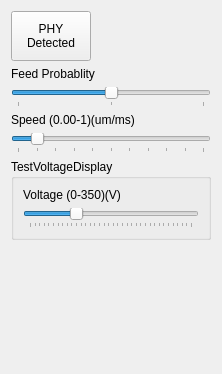
Qt form App/TestPanel/TestPanel.ui (windsgo/edm_project) before a commit.
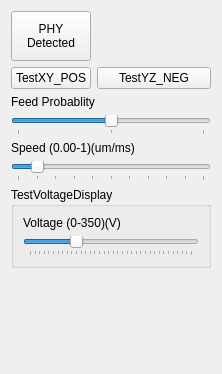
The same form after that commit.

What changed in the file:
```diff
--- a/App/TestPanel/TestPanel.ui
+++ b/App/TestPanel/TestPanel.ui
@@ -14,14 +14,7 @@
    <string>Form</string>
   </property>
   <layout class="QGridLayout" name="gridLayout">
-   <item row="4" column="0">
-    <widget class="QLabel" name="label_2">
-     <property name="text">
-      <string>Speed (0.00-1)(um/ms)</string>
-     </property>
-    </widget>
-   </item>
-   <item row="3" column="0">
+   <item row="4" column="0" colspan="2">
     <widget class="QSlider" name="horizontalSlider_servo">
      <property name="minimum">
       <number>0</number>
@@ -43,14 +36,7 @@
      </property>
     </widget>
    </item>
-   <item row="2" column="0">
-    <widget class="QLabel" name="label">
-     <property name="text">
-      <string>Feed Probablity</string>
-     </property>
-    </widget>
-   </item>
-   <item row="7" column="0">
+   <item row="8" column="1">
     <spacer name="verticalSpacer">
      <property name="orientation">
       <enum>Qt::Vertical</enum>
@@ -63,29 +49,7 @@
      </property>
     </spacer>
    </item>
-   <item row="5" column="0">
-    <widget class="QSlider" name="horizontalSlider_servo_2">
-     <property name="minimum">
-      <number>0</number>
-     </property>
-     <property name="maximum">
-      <number>100</number>
-     </property>
-     <property name="value">
-      <number>10</number>
-     </property>
-     <property name="orientation">
-      <enum>Qt::Horizontal</enum>
-     </property>
-     <property name="tickPosition">
-      <enum>QSlider::TicksBelow</enum>
-     </property>
-     <property name="tickInterval">
-      <number>10</number>
-     </property>
-    </widget>
-   </item>
-   <item row="1" column="0">
+   <item row="0" column="0">
     <widget class="QPushButton" name="pb_phy_detected">
      <property name="sizePolicy">
       <sizepolicy hsizetype="Preferred" vsizetype="Preferred">
@@ -114,7 +78,21 @@
      </property>
     </widget>
    </item>
-   <item row="6" column="0">
+   <item row="3" column="0" colspan="2">
+    <widget class="QLabel" name="label">
+     <property name="text">
+      <string>Feed Probablity</string>
+     </property>
+    </widget>
+   </item>
+   <item row="5" column="0" colspan="2">
+    <widget class="QLabel" name="label_2">
+     <property name="text">
+      <string>Speed (0.00-1)(um/ms)</string>
+     </property>
+    </widget>
+   </item>
+   <item row="7" column="0" colspan="2">
     <widget class="QGroupBox" name="groupBox">
      <property name="title">
       <string>TestVoltageDisplay</string>
@@ -155,6 +133,42 @@
      </layout>
     </widget>
    </item>
+   <item row="6" column="0" colspan="2">
+    <widget class="QSlider" name="horizontalSlider_servo_2">
+     <property name="minimum">
+      <number>0</number>
+     </property>
+     <property name="maximum">
+      <number>100</number>
+     </property>
+     <property name="value">
+      <number>10</number>
+     </property>
+     <property name="orientation">
+      <enum>Qt::Horizontal</enum>
+     </property>
+     <property name="tickPosition">
+      <enum>QSlider::TicksBelow</enum>
+     </property>
+     <property name="tickInterval">
+      <number>10</number>
+     </property>
+    </widget>
+   </item>
+   <item row="1" column="1">
+    <widget class="QPushButton" name="pb_test_yz_negmove">
+     <property name="text">
+      <string>TestYZ_NEG</string>
+     </property>
+    </widget>
+   </item>
+   <item row="1" column="0">
+    <widget class="QPushButton" name="pb_test_xy_posmove">
+     <property name="text">
+      <string>TestXY_POS</string>
+     </property>
+    </widget>
+   </item>
   </layout>
  </widget>
  <resources/>
```
